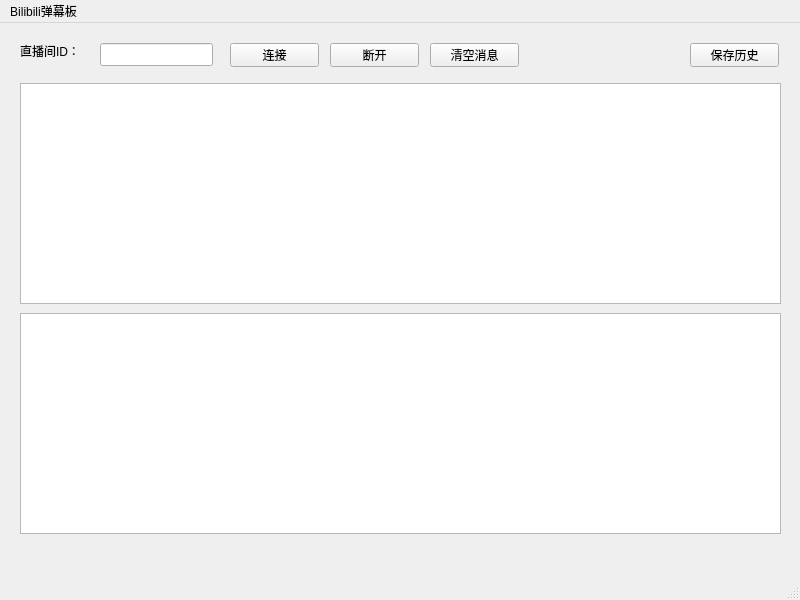
Old version of the form bilibiliDMB.ui in the repository ccslykx/BilibiliDMB_Qt.
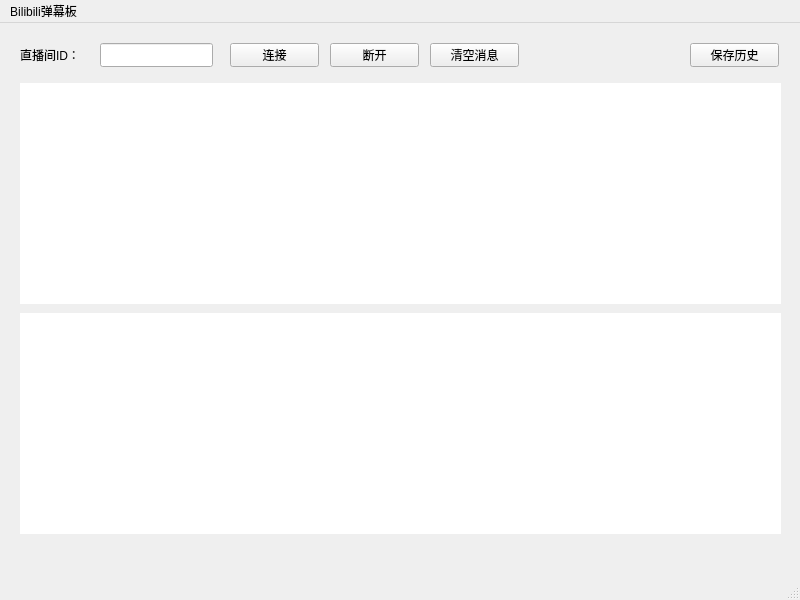
New version of the form.

Diff of the .ui file:
```diff
--- a/bilibiliDMB.ui
+++ b/bilibiliDMB.ui
@@ -20,7 +20,7 @@
       <x>20</x>
       <y>20</y>
       <width>72</width>
-      <height>15</height>
+      <height>24</height>
      </rect>
     </property>
     <property name="text">
@@ -33,9 +33,15 @@
       <x>100</x>
       <y>20</y>
       <width>113</width>
-      <height>23</height>
+      <height>24</height>
      </rect>
     </property>
+    <property name="maxLength">
+     <number>20</number>
+    </property>
+    <property name="frame">
+     <bool>true</bool>
+    </property>
    </widget>
    <widget class="QTextBrowser" name="giftBoard">
     <property name="geometry">
@@ -46,6 +52,27 @@
       <height>221</height>
      </rect>
     </property>
+    <property name="font">
+     <font>
+      <family>宋体</family>
+      <pointsize>16</pointsize>
+      <weight>75</weight>
+      <bold>true</bold>
+      <stylestrategy>PreferAntialias</stylestrategy>
+     </font>
+    </property>
+    <property name="acceptDrops">
+     <bool>false</bool>
+    </property>
+    <property name="frameShape">
+     <enum>QFrame::NoFrame</enum>
+    </property>
+    <property name="frameShadow">
+     <enum>QFrame::Sunken</enum>
+    </property>
+    <property name="sizeAdjustPolicy">
+     <enum>QAbstractScrollArea::AdjustIgnored</enum>
+    </property>
    </widget>
    <widget class="QPushButton" name="connectButton">
     <property name="geometry">
@@ -95,6 +122,21 @@
       <height>221</height>
      </rect>
     </property>
+    <property name="font">
+     <font>
+      <family>宋体</family>
+      <pointsize>16</pointsize>
+      <weight>75</weight>
+      <bold>true</bold>
+      <stylestrategy>PreferAntialias</stylestrategy>
+     </font>
+    </property>
+    <property name="acceptDrops">
+     <bool>false</bool>
+    </property>
+    <property name="frameShape">
+     <enum>QFrame::NoFrame</enum>
+    </property>
    </widget>
    <widget class="QLabel" name="entryLabel">
     <property name="geometry">
@@ -102,12 +144,27 @@
       <x>20</x>
       <y>520</y>
       <width>761</width>
-      <height>16</height>
+      <height>20</height>
      </rect>
     </property>
+    <property name="font">
+     <font>
+      <family>宋体</family>
+      <pointsize>14</pointsize>
+      <weight>75</weight>
+      <bold>true</bold>
+      <stylestrategy>PreferAntialias</stylestrategy>
+     </font>
+    </property>
+    <property name="layoutDirection">
+     <enum>Qt::LeftToRight</enum>
+    </property>
     <property name="text">
      <string/>
     </property>
+    <property name="alignment">
+     <set>Qt::AlignCenter</set>
+    </property>
    </widget>
    <widget class="QPushButton" name="clearButton">
     <property name="geometry">
```
